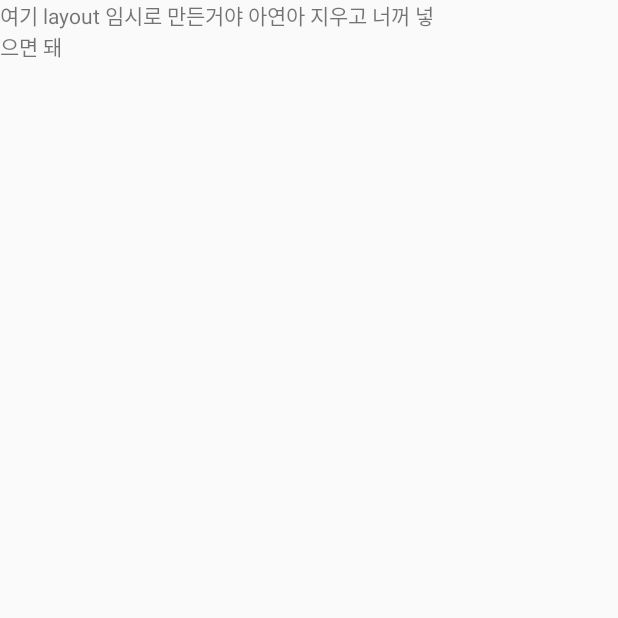
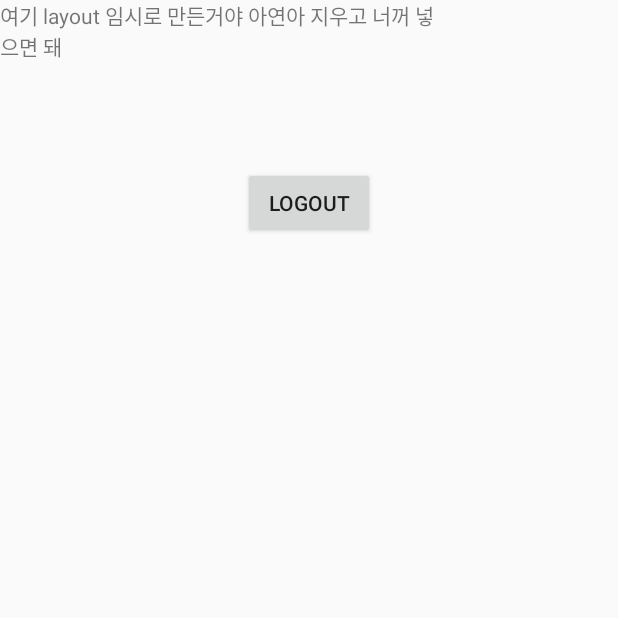
Before and after one commit to Ayeonii/FoodBox, an Android app: the RefrigeratorMainActivity screen opened directly, with no data from a screen before it, on a phone screen of 412 x 824 dp, the top half of it. Run offline under Robolectric (Android 15) with nearby library versions, the phone set to English and light mode, and no system bars; libraries missing offline, so code that uses them is left out: com.amazonaws.mobile.

Commit message:
AWS MobileHub Login Test

```diff
--- a/app/src/main/AndroidManifest.xml
+++ b/app/src/main/AndroidManifest.xml
@@ -1,6 +1,9 @@
 <?xml version="1.0" encoding="utf-8"?>
 <manifest xmlns:android="http://schemas.android.com/apk/res/android"
     package="com.example.dldke.foodbox">
+
+    <uses-permission android:name="android.permission.INTERNET"/>
+    <uses-permission android:name="android.permission.ACCESS_NETWORK_STATE"/>
 
     <application
         android:allowBackup="true"
--- a/app/src/main/java/com/example/dldke/foodbox/RefrigeratorMainActivity.java
+++ b/app/src/main/java/com/example/dldke/foodbox/RefrigeratorMainActivity.java
@@ -2,10 +2,21 @@ package com.example.dldke.foodbox;
 
 import android.os.Bundle;
 import android.support.v7.app.AppCompatActivity;
+import android.view.View;
+import android.widget.Button;
+
+import com.amazonaws.mobile.auth.core.IdentityManager;
 
 public class RefrigeratorMainActivity extends AppCompatActivity {
     public void onCreate(Bundle savedInstanceState){
         super.onCreate(savedInstanceState);
         setContentView(R.layout.activity_refrigerator);
+        Button clickButton = (Button) findViewById(R.id.signOutButton);
+        clickButton.setOnClickListener( new View.OnClickListener() {
+
+            public void onClick(View v) {
+                IdentityManager.getDefaultIdentityManager().signOut();
+            }
+        });
     }
 }
--- a/app/src/main/res/layout/activity_refrigerator.xml
+++ b/app/src/main/res/layout/activity_refrigerator.xml
@@ -1,14 +1,28 @@
 <?xml version="1.0" encoding="utf-8"?>
 <android.support.constraint.ConstraintLayout
     xmlns:android="http://schemas.android.com/apk/res/android"
+    xmlns:app="http://schemas.android.com/apk/res-auto"
     xmlns:tools="http://schemas.android.com/tools"
     android:layout_width="match_parent"
     android:layout_height="match_parent"
     tools:context=".RefrigeratorMainActivity">
 
     <TextView
+        android:id="@+id/textView"
         android:layout_width="300dp"
         android:layout_height="50dp"
-        android:text="여기 layout 임시로 만든거야 아연아 지우고 너꺼 넣으면 돼"/>
+        android:text="여기 layout 임시로 만든거야 아연아 지우고 너꺼 넣으면 돼" />
+
+    <Button
+        android:id="@+id/signOutButton"
+        android:layout_width="wrap_content"
+        android:layout_height="wrap_content"
+        android:layout_marginEnd="148dp"
+        android:layout_marginStart="148dp"
+        android:layout_marginTop="61dp"
+        android:text="Logout"
+        app:layout_constraintEnd_toEndOf="parent"
+        app:layout_constraintStart_toStartOf="parent"
+        app:layout_constraintTop_toBottomOf="@+id/textView" />
 
 </android.support.constraint.ConstraintLayout>
```
Also changed, not shown: app/build.gradle (+8 -0 lines), app/src/main/java/com/example/dldke/foodbox/LoginActivity.java (+46 -0 lines), app/src/main/java/com/example/dldke/foodbox/MainActivity.java (+12 -0 lines), app/src/main/res/raw/awsconfiguration.json (added, +34 -0 lines).
